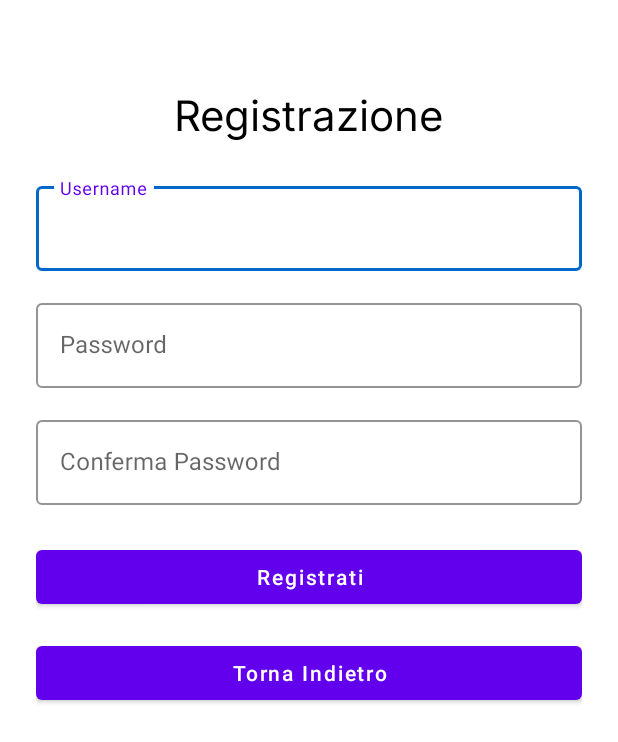
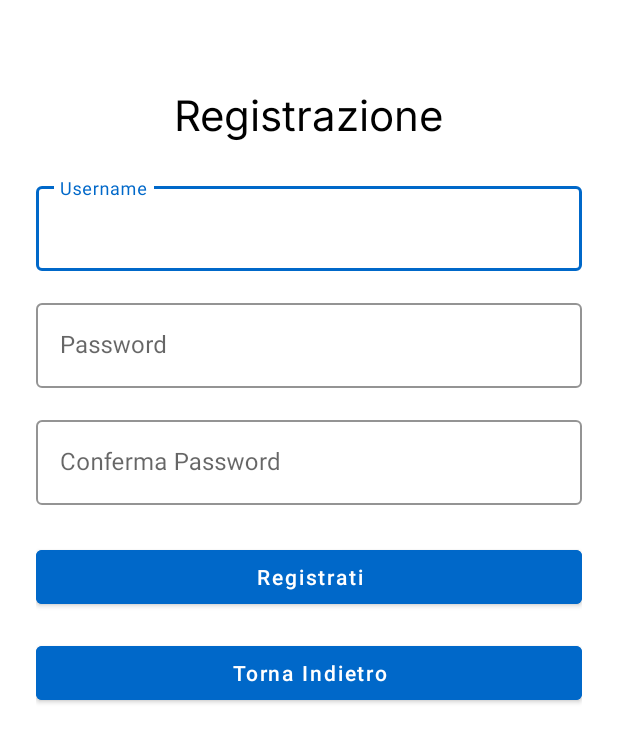
Before and after one commit to loremancio/NoiseCity, an Android app built with Jetpack Compose: the RegistrationActivity screen opened directly, with no data from a screen before it, on a phone screen of 412 x 824 dp. Shown: the top 742 px of the screen. Run offline under Robolectric (Android 15) with nearby library versions, the phone set to English and light mode, and no system bars.

Commit message:
added colors

```diff
--- a/MyApplication/app/src/main/AndroidManifest.xml
+++ b/MyApplication/app/src/main/AndroidManifest.xml
@@ -18,7 +18,7 @@
         android:networkSecurityConfig="@xml/network_security_config"
         tools:targetApi="31">
         <activity android:name=".controller.LoginActivity" android:exported="true"
-            android:theme="@style/Theme.MaterialComponents.DayNight.NoActionBar">
+            android:theme="@style/Theme.MyApplication">
             <intent-filter>
                 <action android:name="android.intent.action.MAIN" />
                 <category android:name="android.intent.category.LAUNCHER" />
@@ -31,11 +31,11 @@
         <activity
             android:name=".controller.SoundActivity"
             android:exported="false"
-            android:theme="@style/Theme.MaterialComponents.DayNight.NoActionBar" />
+            android:theme="@style/Theme.MyApplication" />
         <activity
             android:name=".controller.RegistrationActivity"
             android:exported="true"
-            android:theme="@style/Theme.MaterialComponents.DayNight.NoActionBar" />
+            android:theme="@style/Theme.MyApplication" />
         <meta-data
             android:name="preloaded_fonts"
             android:resource="@array/preloaded_fonts"/>
--- a/MyApplication/app/src/main/res/layout/activity_login.xml
+++ b/MyApplication/app/src/main/res/layout/activity_login.xml
@@ -38,7 +38,7 @@
         android:id="@+id/tilUsername"
         style="@style/Widget.MaterialComponents.TextInputLayout.OutlinedBox"
         android:hint="Username"
-        app:boxStrokeColor="@color/purple_500"
+        app:boxStrokeColor="@color/primary_blue"
         android:layout_width="0dp"
         android:layout_height="wrap_content"
         app:layout_constraintTop_toBottomOf="@id/tvLoginTitle"
@@ -58,7 +58,7 @@
         android:id="@+id/tilPassword"
         style="@style/Widget.MaterialComponents.TextInputLayout.OutlinedBox"
         android:hint="Password"
-        app:boxStrokeColor="@color/purple_500"
+        app:boxStrokeColor="@color/primary_blue"
         android:layout_width="0dp"
         android:layout_height="wrap_content"
         app:layout_constraintTop_toBottomOf="@id/tilUsername"
@@ -89,7 +89,7 @@
     <TextView
         android:id="@+id/tvToRegister"
         android:text="Non hai un account? Registrati"
-        android:textColor="@color/purple_500"
+        android:textColor="@color/primary_blue"
         android:layout_width="wrap_content"
         android:layout_height="wrap_content"
         app:layout_constraintTop_toBottomOf="@id/btnLogin"
--- a/MyApplication/app/src/main/res/layout/activity_registration.xml
+++ b/MyApplication/app/src/main/res/layout/activity_registration.xml
@@ -26,7 +26,7 @@
         android:id="@+id/tilUsername"
         style="@style/Widget.MaterialComponents.TextInputLayout.OutlinedBox"
         android:hint="Username"
-        app:boxStrokeColor="@color/primary"
+        app:boxStrokeColor="@color/primary_blue"
         android:layout_width="0dp"
         android:layout_height="wrap_content"
         app:layout_constraintTop_toBottomOf="@id/tvRegisterTitle"
@@ -46,7 +46,7 @@
         android:id="@+id/tilPassword"
         style="@style/Widget.MaterialComponents.TextInputLayout.OutlinedBox"
         android:hint="Password"
-        app:boxStrokeColor="@color/primary"
+        app:boxStrokeColor="@color/primary_blue"
         android:layout_width="0dp"
         android:layout_height="wrap_content"
         app:layout_constraintTop_toBottomOf="@id/tilUsername"
@@ -66,7 +66,7 @@
         android:id="@+id/tilConfirmPassword"
         style="@style/Widget.MaterialComponents.TextInputLayout.OutlinedBox"
         android:hint="Conferma Password"
-        app:boxStrokeColor="@color/primary"
+        app:boxStrokeColor="@color/primary_blue"
         android:layout_width="0dp"
         android:layout_height="wrap_content"
         app:layout_constraintTop_toBottomOf="@id/tilPassword"
--- a/MyApplication/app/src/main/res/values/colors.xml
+++ b/MyApplication/app/src/main/res/values/colors.xml
@@ -1,13 +1,8 @@
 <?xml version="1.0" encoding="utf-8"?>
 <resources>
-    <color name="purple_200">#FFBB86FC</color>
-    <color name="purple_500">#FF6200EE</color>
-    <color name="purple_700">#FF3700B3</color>
-    <color name="teal_200">#FF03DAC5</color>
-    <color name="teal_700">#FF018786</color>
     <color name="black">#FF000000</color>
     <color name="white">#FFFFFFFF</color>
-    <color name="primary">#0068c9</color>
-    <color name="primary_variant">#3700B3</color>
-    <color name="secondary">#03DAC6</color>
+    <color name="primary_blue">#0068c9</color>
+    <color name="primary_blue_dark">#0050a3</color>
+    <color name="on_primary_blue">#FFFFFF</color>
 </resources>
--- a/MyApplication/app/src/main/res/values/themes.xml
+++ b/MyApplication/app/src/main/res/values/themes.xml
@@ -1,5 +1,29 @@
 <?xml version="1.0" encoding="utf-8"?>
 <resources>
 
-    <style name="Theme.MyApplication" parent="android:Theme.Material.Light.NoActionBar" />
+    <style name="Theme.MyApplication" parent="Theme.MaterialComponents.Light.NoActionBar">
+        <!-- Colore “brand” principale -->
+        <item name="colorPrimary">@color/primary_blue</item>
+        <!-- Variante scura, usata di default per la status‑bar -->
+        <item name="colorPrimaryVariant">@color/primary_blue_dark</item>
+        <!-- Colore del testo/icona su primary -->
+        <item name="colorOnPrimary">@color/on_primary_blue</item>
+
+        <!-- Questo fa sì che la status‑bar prenda davvero colorPrimaryVariant -->
+        <item name="android:statusBarColor">@color/primary_blue_dark</item>  <!-- :contentReference[oaicite:0]{index=0} -->
+
+        <!-- Se vuoi anche la navigation‑bar abbinata -->
+        <item name="android:navigationBarColor">@color/primary_blue_dark</item>
+
+        <!-- Bottoni Material: usano colorPrimary di default, ma puoi personalizzarli -->
+        <item name="materialButtonStyle">@style/Widget.MyApp.MaterialButton</item>
+    </style>
+
+    <style name="Widget.MyApp.MaterialButton"
+        parent="Widget.MaterialComponents.Button">
+        <!-- sfondo -->
+        <item name="android:backgroundTint">@color/primary_blue</item>
+        <!-- testo -->
+        <item name="android:textColor">@color/on_primary_blue</item>
+    </style>
 </resources>
```
Also changed, not shown: MyApplication/app/src/main/java/it/dii/unipi/myapplication/ui/theme/Color.kt (+1 -7 lines), MyApplication/app/src/main/java/it/dii/unipi/myapplication/ui/theme/Theme.kt (+2 -6 lines).
